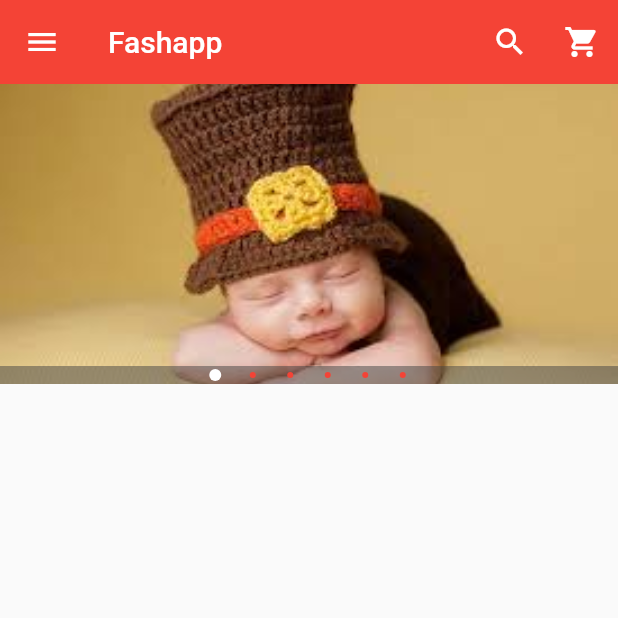
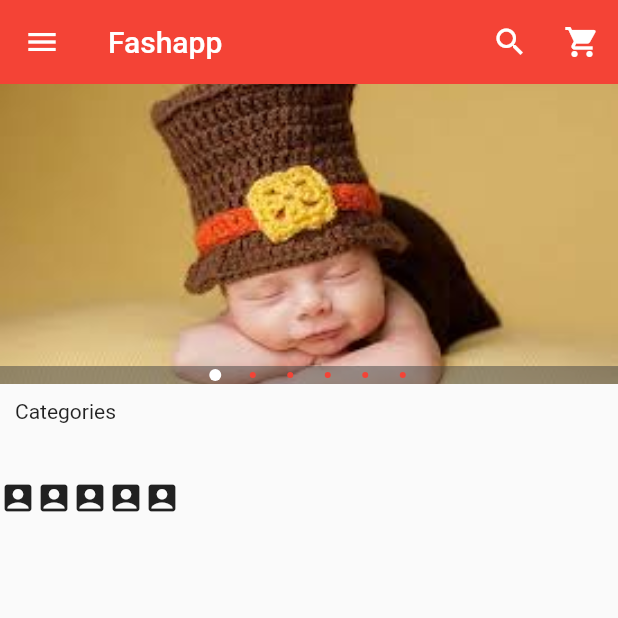
Before and after one commit to ezeoke/FlutterPractice, a Flutter app: the screen it shows after launch, on a phone screen of 412 x 824 dp, the top half of it. Run offline on Flutter 3.47's test engine with Material 2 defaults, Android fonts, the phone set to English and light mode, and no system bars; drawn by our look-alikes of carousel_pro.

Commit message:
i am about to implement DRY with flutter

```diff
--- /dev/null
+++ b/lib/components/horizontal_listView.dart
@@ -0,0 +1,40 @@
+import 'package:flutter/material.dart';
+
+class HorizontalListView extends StatelessWidget {
+  @override
+  Widget build(BuildContext context) {
+    return Container(
+      height: 80,
+      child: ListView(
+        scrollDirection: Axis.horizontal,
+        children: <Widget>[
+          Icon(Icons.account_box),
+          Icon(Icons.account_box),
+          Icon(Icons.account_box),
+          Icon(Icons.account_box),
+          Icon(Icons.account_box),
+        ],
+      ),
+    );
+  }
+}
+
+class Category extends StatelessWidget {
+  final String image_location;
+  final String image_caption;
+
+  Category({this.image_location, this.image_caption});
+
+  @override
+  Widget build(BuildContext context) {
+    return Padding(
+        padding: const EdgeInsets.all(80),
+        child: InkWell(
+          onTap: () {},
+          child: ListTile(
+            title: Image.asset(image_location),
+            subtitle: Text(image_caption),
+          ),
+        ));
+  }
+}
--- a/lib/main.dart
+++ b/lib/main.dart
@@ -1,5 +1,8 @@
 import 'package:flutter/material.dart';
 import 'package:carousel_pro/carousel_pro.dart';
+
+//my own imports
+import 'package:my_flutter_app/components/horizontal_listView.dart';
 
 void main() {
   runApp(MaterialApp(
@@ -30,7 +33,7 @@ class _HomepageState extends State<Homepage> {
         ],
         autoplay: false,
         animationCurve: Curves.fastOutSlowIn,
-        animationDuration: Duration(milliseconds: 5000),
+        animationDuration: Duration(milliseconds: 1000),
         dotSize: 4,
         indicatorBgPadding: 2,
         dotColor: Colors.red,
@@ -154,7 +157,19 @@ class _HomepageState extends State<Homepage> {
         ),
       ),
       body: ListView(
-        children: <Widget>[image_carousel],
+        children: <Widget>[
+          //image carousel starts here
+          image_carousel,
+
+          //padding widget
+          new Padding(
+            padding: const EdgeInsets.all(10),
+            child: Text('Categories'),
+          ),
+
+          //Horizontal viewList
+          HorizontalListView()
+        ],
       ),
     );
   }
```
